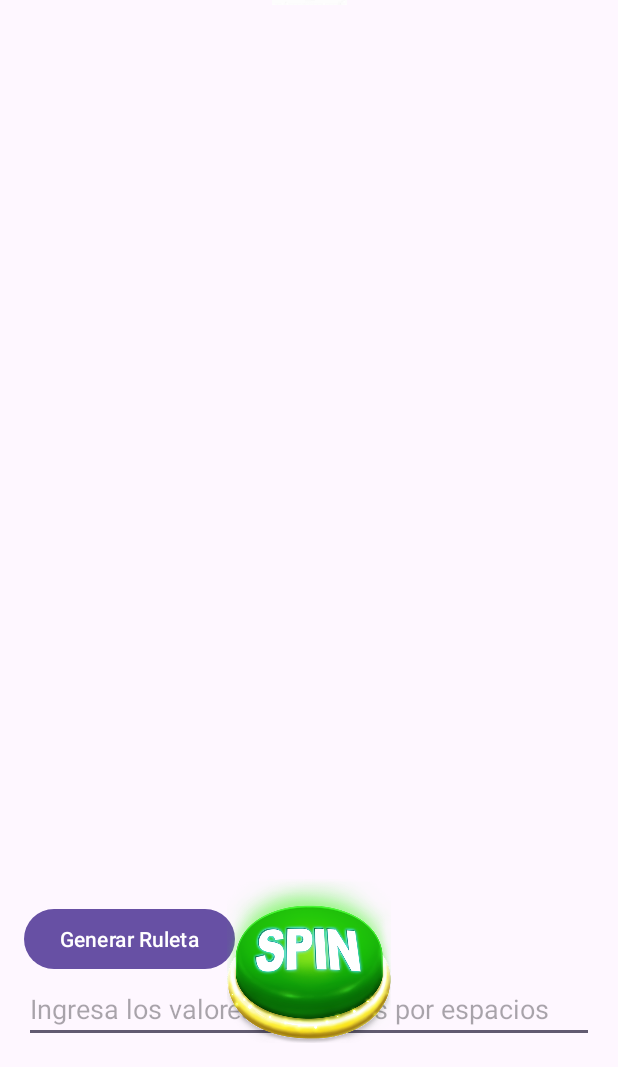
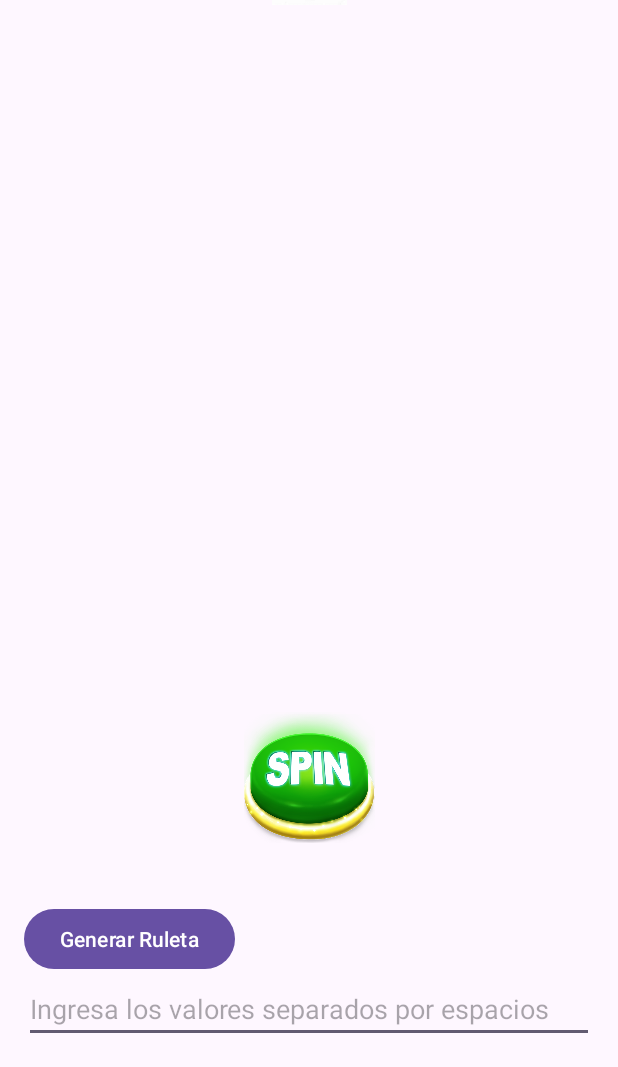
Before and after one commit to vicentenavarro13/PS-G4-RULETA, an Android app: the screen it shows after launch (MainActivity), on a phone screen of 412 x 824 dp, the part 169-1236 px from its top. Run offline under Robolectric (Android 15) with nearby library versions, the phone set to English and light mode, and no system bars.

Commit message:
He arreglado el layout algo desordenado que dejé añadiendo el menú y he añadido la activity de modificación para permitir al usuario modificar qué colores usar en la ruleta

```diff
--- a/app/src/main/res/layout/activity_main.xml
+++ b/app/src/main/res/layout/activity_main.xml
@@ -1,5 +1,6 @@
 <?xml version="1.0" encoding="utf-8"?>
 <RelativeLayout xmlns:android="http://schemas.android.com/apk/res/android"
+    xmlns:app="http://schemas.android.com/apk/res-auto"
     xmlns:tools="http://schemas.android.com/tools"
     android:layout_width="match_parent"
     android:layout_height="match_parent"
@@ -24,27 +25,6 @@
         android:layout_above="@id/editTextValores"
         android:layout_marginTop="16dp"
         android:text="Generar Ruleta"
-        android:onClick="generarRuleta"/>
-
-    <RelativeLayout
-        android:id="@+id/relativeLayoutRuleta"
-        android:layout_width="300dp"
-        android:layout_height="300dp"
-        android:layout_above="@id/btnGenerarRuleta"
-        android:layout_marginTop="16dp"
-        android:layout_centerHorizontal="true">
-
-
-    </RelativeLayout>
-
-    <ImageView
-        android:id="@+id/imageViewDebajo"
-        android:layout_width="match_parent"
-        android:layout_height="150dp"
-        android:layout_below="@id/relativeLayoutRuleta"
-        android:src="@drawable/botongirar"
-        android:scaleType="fitCenter"
-        android:clickable="true"
         android:onClick="generarRuleta"/>
 
     <TextView
@@ -77,5 +57,31 @@
             android:minHeight="?attr/actionBarSize"
             android:theme="?attr/actionBarTheme"
             tools:layout_editor_absoluteX="1dp" />
+
+        <RelativeLayout
+            android:id="@+id/relativeLayoutRuleta"
+            android:layout_width="300dp"
+            android:layout_height="300dp"
+            android:layout_marginTop="64dp"
+            app:layout_constraintEnd_toEndOf="parent"
+            app:layout_constraintStart_toStartOf="parent"
+            app:layout_constraintTop_toBottomOf="@+id/toolbar3">
+
+
+        </RelativeLayout>
+
+        <ImageView
+            android:id="@+id/imageViewDebajo"
+            android:layout_width="181dp"
+            android:layout_height="87dp"
+            android:layout_marginTop="10dp"
+            android:clickable="true"
+            android:onClick="generarRuleta"
+            android:scaleType="fitCenter"
+            android:src="@drawable/botongirar"
+            app:layout_constraintBottom_toBottomOf="parent"
+            app:layout_constraintEnd_toEndOf="parent"
+            app:layout_constraintStart_toStartOf="parent"
+            app:layout_constraintTop_toBottomOf="@+id/relativeLayoutRuleta" />
     </androidx.constraintlayout.widget.ConstraintLayout>
 </RelativeLayout>
```
Also changed, not shown: app/src/main/AndroidManifest.xml (+6 -3 lines), app/src/main/java/com/example/caprichosa/CustomAdapter.java (added, +73 -0 lines), app/src/main/java/com/example/caprichosa/MainActivity.java (+13 -0 lines), app/src/main/java/com/example/caprichosa/ModficacionActivity.java (added, +19 -0 lines), app/src/main/res/layout/activity_modficacion.xml (added, +49 -0 lines), app/src/main/res/layout/text_row_item.xml (added, +14 -0 lines).
